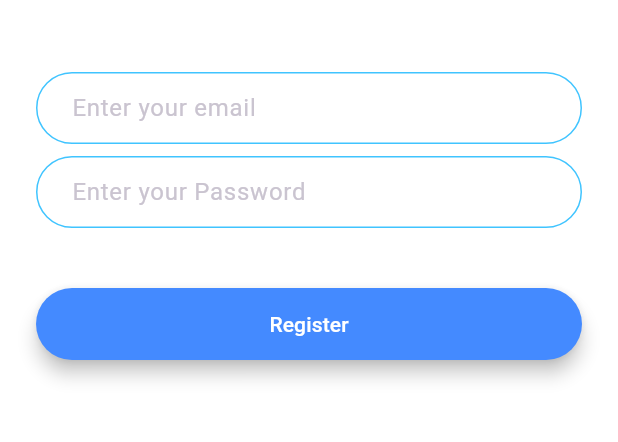
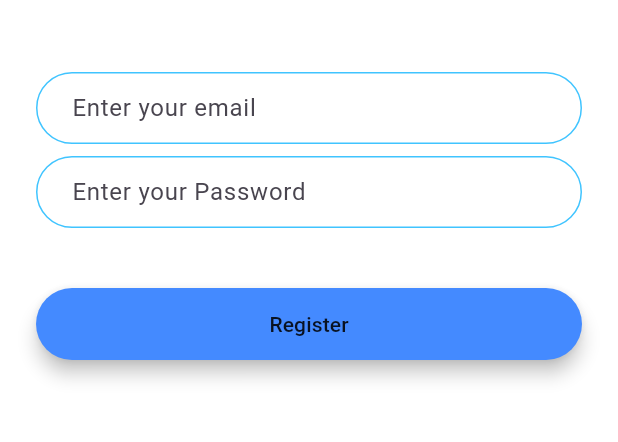
Before and after one commit to hinaabbaskhan/flash-chat-app, a Flutter app: the screen it shows after launch, after a tap on "Register", on a phone screen of 412 x 824 dp, the part 576-1018 px from its top. Run offline on Flutter 3.47's test engine with Material 3 defaults, Android fonts, the phone set to English and light mode, and no system bars; drawn by our look-alikes of modal_progress_hud_nsn; our stand-ins replace animated_text_kit, firebase_auth, firebase_core; accounts and stored records are empty.

Commit message:
remove theme

```diff
--- a/lib/main.dart
+++ b/lib/main.dart
@@ -1,3 +1,4 @@
+import 'package:firebase_core/firebase_core.dart';
 import 'package:flash_chat_app/screens/chat_screen.dart';
 import 'package:flash_chat_app/screens/login_screen.dart';
 import 'package:flash_chat_app/screens/registration_screen.dart';
@@ -15,11 +16,11 @@ class FlashChat extends StatelessWidget {
   @override
   Widget build(BuildContext context) {
     return MaterialApp(
-      theme: ThemeData.dark().copyWith(
-        textTheme: TextTheme(
-          bodyMedium: TextStyle(color: Colors.black54),
-        ),
-      ),
+      // theme: ThemeData.dark().copyWith(
+      //   textTheme: TextTheme(
+      //     bodyMedium: TextStyle(color: Colors.black),
+      //   ),
+      // ),
       initialRoute: WelcomeScreen.id,
       routes: {
         WelcomeScreen.id: (context) => WelcomeScreen(),
```
